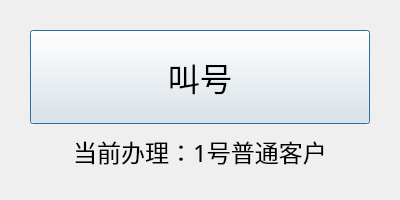
Above: Admin/tellerdialog.ui from Soulike/bankQueuingSystem before the change. Below: the same form after it.
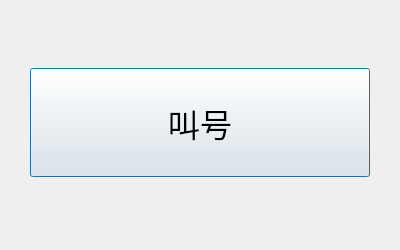
That is the form after the change.

Diff of the .ui file:
```diff
--- a/Admin/tellerdialog.ui
+++ b/Admin/tellerdialog.ui
@@ -7,7 +7,7 @@
     <x>0</x>
     <y>0</y>
     <width>400</width>
-    <height>200</height>
+    <height>250</height>
    </rect>
   </property>
   <property name="windowTitle">
@@ -29,6 +29,21 @@
    <property name="bottomMargin">
     <number>30</number>
    </property>
+   <item>
+    <widget class="QLabel" name="windowNumLabel">
+     <property name="font">
+      <font>
+       <pointsize>18</pointsize>
+      </font>
+     </property>
+     <property name="text">
+      <string/>
+     </property>
+     <property name="alignment">
+      <set>Qt::AlignCenter</set>
+     </property>
+    </widget>
+   </item>
    <item>
     <widget class="QPushButton" name="call">
      <property name="sizePolicy">
@@ -57,7 +72,7 @@
       </font>
      </property>
      <property name="text">
-      <string>当前办理：1号普通客户</string>
+      <string/>
      </property>
      <property name="alignment">
       <set>Qt::AlignCenter</set>
```
Left out of the diff: 2 changed lines with no effect on the pictures.
